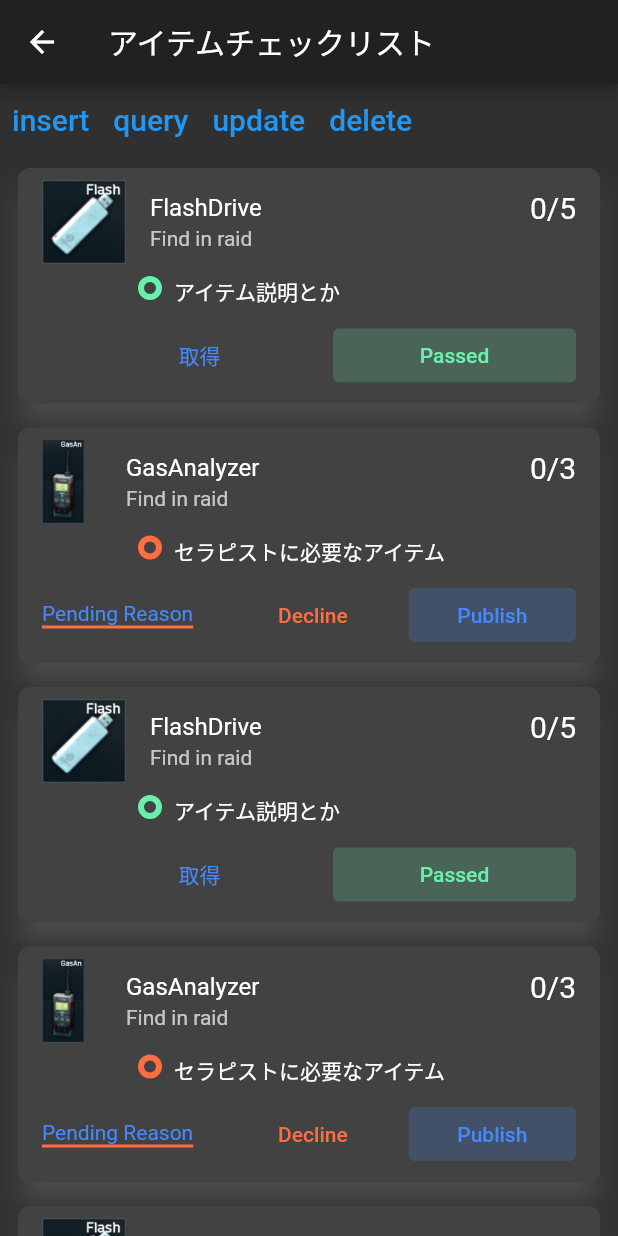
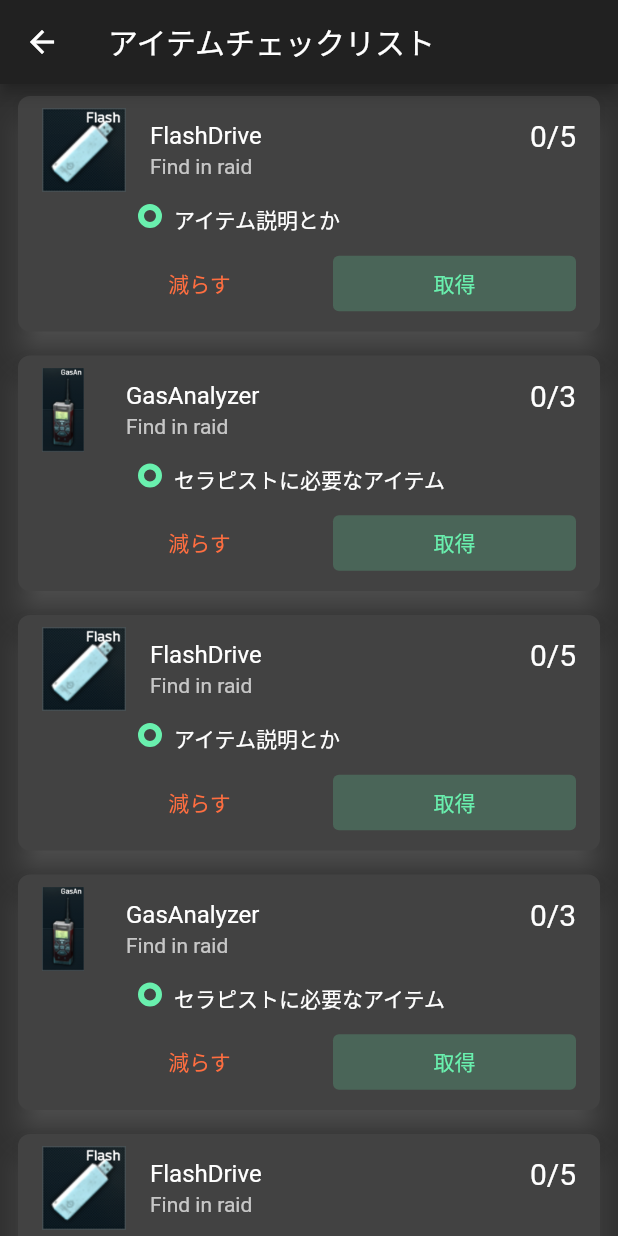
Before and after one commit to yudaiw0702/TarkovTaskManager, a Flutter app: the screen it shows after launch, after a tap on "Kappa取得までに必要なアイテム", on a phone screen of 412 x 824 dp. Run offline on Flutter 3.47's test engine with Material 2 defaults, Android fonts, the phone set to English and light mode, and no system bars; our stand-ins replace sqflite; accounts and stored records are empty.

Commit message:
アイテムごとにカウントできるようにした（保持はできない）

```diff
--- a/lib/screens/item_checklist_screen.dart
+++ b/lib/screens/item_checklist_screen.dart
@@ -2,12 +2,7 @@ import 'package:flutter/material.dart';
 import 'package:provider/provider.dart';
 import 'package:tarkov_task_manager/providers/item_provider.dart';
 
-import '../db_helper.dart';
-
-class ItemCheckList extends StatelessWidget {
-  // database_helper.dartのDataBaseHelperをインスタンス化
-  final dbHelper = DatabaseHelper.instance;
-
+class ItemListScreen extends StatelessWidget {
   @override
   Widget build(BuildContext context) {
     return Scaffold(
@@ -16,91 +11,9 @@ class ItemCheckList extends StatelessWidget {
       ),
       body: ChangeNotifierProvider<CounterModel>(
         create: (context) => CounterModel(),
-        child: Column(children: <Widget>[
-          Row(
-            children: [
-              TextButton(
-                child: Text(
-                  'insert',
-                  style: TextStyle(fontSize: 20),
-                ),
-                onPressed: () {
-                  _insert();
-                },
-              ),
-              TextButton(
-                child: Text(
-                  'query',
-                  style: TextStyle(fontSize: 20),
-                ),
-                onPressed: () {
-                  _query();
-                },
-              ),
-              TextButton(
-                child: Text(
-                  'update',
-                  style: TextStyle(fontSize: 20),
-                ),
-                onPressed: () {
-                  _update();
-                },
-              ),
-              TextButton(
-                child: Text(
-                  'delete',
-                  style: TextStyle(fontSize: 20),
-                ),
-                onPressed: () {
-                  _delete();
-                },
-              ),
-            ],
-          ),
-          Expanded(child: ItemList())
-        ]),
+        child: Column(children: <Widget>[Expanded(child: ItemList())]),
       ),
     );
-  }
-
-  // ボタンが押されたときのメソッド類
-
-// insertが押されたときのメソッド
-  void _insert() async {
-    Map<String, dynamic> row = {
-      DatabaseHelper.columnName: 'FlashDrive',
-      DatabaseHelper.columnItemGet: 0,
-      DatabaseHelper.columnMessage: 'Find in raid',
-      DatabaseHelper.columnImage: 'Secure_Flash_drive_Icon.png',
-      DatabaseHelper.columnItemNeeded: 5,
-      DatabaseHelper.columnDone: false,
-    };
-    final id = await dbHelper.insert(row);
-    print('inserted row id: $id');
-  }
-
-// queryが押されたときのメソッド
-  void _query() async {
-    final allRows = await dbHelper.queryAllRows();
-    print('query all rows:');
-    allRows.forEach((row) => print(row));
-  }
-
-// updateが押された時のメソッド
-  void _update() async {
-    Map<String, dynamic> row = {
-      DatabaseHelper.columnId: 1,
-      DatabaseHelper.columnItemGet: 1,
-    };
-    final rowsAffected = await dbHelper.update(row);
-    print('updated $rowsAffected row(s)');
-  }
-
-// deleteが押された時のメソッド
-  void _delete() async {
-    final id = await dbHelper.queryRowCount();
-    final rowsDeleted = await dbHelper.delete(id);
-    print('deleted $rowsDeleted row(s): row $id');
   }
 }
 
@@ -115,52 +28,46 @@ class _ItemListState extends State<ItemList> {
     return Container(
       child: ListView(
         children: [
-          _FlashDrive(),
-          _GasAnalyzer(),
-          _FlashDrive(),
-          _GasAnalyzer(),
-          _FlashDrive(),
-          _GasAnalyzer(),
-          _FlashDrive(),
-          _GasAnalyzer(),
-          _FlashDrive(),
-          _GasAnalyzer(),
+          FlashDrive(),
+          GasAnalyzer(),
+          FlashDrive(),
+          GasAnalyzer(),
+          FlashDrive(),
+          GasAnalyzer(),
+          FlashDrive(),
+          GasAnalyzer(),
+          FlashDrive(),
+          GasAnalyzer(),
+          FlashDrive(),
+          GasAnalyzer(),
         ],
       ),
     );
   }
 }
 
-class _Post extends StatelessWidget {
+class ListTileItem extends StatefulWidget {
   final String name;
   final String message;
-  final String textReason;
   final String image;
-  final Color colorPrimary;
-  final Color colorPositive;
-  final String textPositive;
-  final Color colorNegative;
-  final String textNegative;
   final int itemsNeeded;
 
-  _Post({
+  ListTileItem({
     Key key,
     @required this.name,
     @required this.message,
-    @required this.textReason,
-    @required this.colorPrimary,
-    @required this.colorPositive,
-    @required this.textPositive,
-    @required this.colorNegative,
-    @required this.textNegative,
     @required this.image,
     @required this.itemsNeeded,
   }) : super(key: key);
 
   @override
+  _ListTileItemState createState() => _ListTileItemState();
+}
+
+class _ListTileItemState extends State<ListTileItem> {
+  int _itemCount = 0;
+  @override
   Widget build(BuildContext context) {
-    final CounterModel getItem = Provider.of<CounterModel>(context);
-
     return Container(
       margin: EdgeInsets.symmetric(horizontal: 8, vertical: 4),
       child: Card(
@@ -172,13 +79,13 @@ class _Post extends StatelessWidget {
         child: Column(
           children: [
             ListTile(
-              leading: Image.asset('assets/images/items/$image'),
+              leading: Image.asset('assets/images/items/${widget.image}'),
               title: Row(
                 children: [
-                  Expanded(child: Text(name)),
+                  Expanded(child: Text(widget.name)),
                   Expanded(
                       child: Text(
-                    '${getItem.count}/$itemsNeeded',
+                    '$_itemCount/${widget.itemsNeeded}',
                     style: TextStyle(fontSize: 20),
                     textAlign: TextAlign.right,
                   )),
@@ -196,12 +103,12 @@ class _Post extends StatelessWidget {
                     width: 16,
                     height: 16,
                     decoration: BoxDecoration(
-                      border: Border.all(color: colorPrimary, width: 4),
+                      border: Border.all(color: Colors.greenAccent, width: 4),
                       borderRadius: BorderRadius.circular(8),
                     ),
                   ),
                   SizedBox(width: 8),
-                  Flexible(child: Text(message)),
+                  Flexible(child: Text(widget.message)),
                 ],
               ),
             ),
@@ -212,39 +119,35 @@ class _Post extends StatelessWidget {
                   Container(
                     decoration: BoxDecoration(
                       border: Border(
-                        bottom: BorderSide(color: colorPrimary, width: 2),
+                        bottom: BorderSide(color: Colors.greenAccent, width: 2),
                       ),
                     ),
-                    child: Text(
-                      textReason,
-                      style: TextStyle(color: Colors.blueAccent),
-                    ),
+                    // child: Text(
+                    //   widget.textReason,
+                    //   style: TextStyle(color: Colors.blueAccent),
+                    // ),
                   ),
                   SizedBox(width: 24),
                   Expanded(
                     child: TextButton(
                       style: TextButton.styleFrom(
-                        primary: colorNegative,
+                        primary: Colors.deepOrangeAccent,
                       ),
 
                       /// 取得ボタンを押したときの動作
-                      onPressed: () {
-                        if (getItem.count < itemsNeeded) {
-                          getItem.increment();
-                        }
-                      },
-                      child: Text(textNegative),
+                      onPressed: () => setState(() => _itemCount--),
+                      child: Text('減らす'),
                     ),
                   ),
                   SizedBox(width: 8),
                   Expanded(
                     child: TextButton(
                       style: TextButton.styleFrom(
-                        primary: colorPositive,
-                        backgroundColor: colorPositive.withOpacity(0.2),
+                        primary: Colors.greenAccent,
+                        backgroundColor: Colors.greenAccent.withOpacity(0.2),
                       ),
-                      onPressed: () {},
-                      child: Text(textPositive),
+                      onPressed: () => setState(() => _itemCount++),
+                      child: Text('取得'),
                     ),
                   ),
                 ],
@@ -257,36 +160,24 @@ class _Post extends StatelessWidget {
   }
 }
 
-class _FlashDrive extends StatelessWidget {
+class FlashDrive extends StatelessWidget {
   @override
   Widget build(BuildContext context) {
-    return _Post(
+    return ListTileItem(
       name: 'FlashDrive',
       message: 'アイテム説明とか',
-      textReason: '',
-      colorPrimary: Colors.greenAccent,
-      colorPositive: Colors.greenAccent,
-      textPositive: 'Passed',
-      colorNegative: Colors.blueAccent,
-      textNegative: '取得',
       image: 'Secure_Flash_drive_Icon.png',
       itemsNeeded: 5,
     );
   }
 }
 
-class _GasAnalyzer extends StatelessWidget {
+class GasAnalyzer extends StatelessWidget {
   @override
   Widget build(BuildContext context) {
-    return _Post(
+    return ListTileItem(
       name: 'GasAnalyzer',
       message: 'セラピストに必要なアイテム',
-      textReason: 'Pending Reason',
-      colorPrimary: Colors.deepOrangeAccent,
-      colorPositive: Colors.blueAccent,
-      textPositive: 'Publish',
-      colorNegative: Colors.deepOrangeAccent,
-      textNegative: 'Decline',
       image: 'Gas_Analyzer_Icon.png',
       itemsNeeded: 3,
     );
--- /dev/null
+++ b/lib/screens/item_checklist_screen_test.dart
@@ -0,0 +1,47 @@
+import 'package:flutter/material.dart';
+
+class FlutterExampleTest extends StatelessWidget {
+  @override
+  Widget build(BuildContext context) {
+    return new Scaffold(
+      body: new ListView(
+        children: new List.generate(
+            5,
+            (i) => new ListTileItem(
+                  title: "Item#$i",
+                )),
+      ),
+    );
+  }
+}
+
+class ListTileItem extends StatefulWidget {
+  final String title;
+  ListTileItem({this.title});
+  @override
+  _ListTileItemState createState() => new _ListTileItemState();
+}
+
+class _ListTileItemState extends State<ListTileItem> {
+  int _itemCount = 0;
+  @override
+  Widget build(BuildContext context) {
+    return new ListTile(
+      title: new Text(widget.title),
+      subtitle: new Row(
+        children: <Widget>[
+          _itemCount != 0
+              ? new IconButton(
+                  icon: new Icon(Icons.remove),
+                  onPressed: () => setState(() => _itemCount--),
+                )
+              : new Container(),
+          new Text(_itemCount.toString()),
+          new IconButton(
+              icon: new Icon(Icons.add),
+              onPressed: () => setState(() => _itemCount++))
+        ],
+      ),
+    );
+  }
+}
--- a/lib/screens/main_screen.dart
+++ b/lib/screens/main_screen.dart
@@ -1,6 +1,7 @@
 import 'package:flutter/material.dart';
 import 'package:tarkov_task_manager/models/trader_card_model.dart';
 import 'package:tarkov_task_manager/screens/item_checklist_screen.dart';
+import 'package:tarkov_task_manager/screens/item_checklist_screen_test.dart';
 
 class TaskListPage extends StatelessWidget {
   @override
@@ -64,7 +65,7 @@ class TaskListPage extends StatelessWidget {
               onTap: () {
                 Navigator.of(context).push(
                   MaterialPageRoute(
-                    builder: (context) => ItemCheckList(),
+                    builder: (context) => ItemListScreen(),
                   ),
                 );
               },
```
Also changed, not shown: lib/models/item_model.dart (added, +13 -0 lines).
